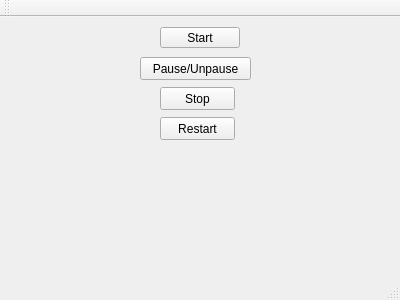
This is DACUSN/mainwindow.ui in Gresthorn/DACUSN as Qt 5 draws it before an edit. The edited form follows.
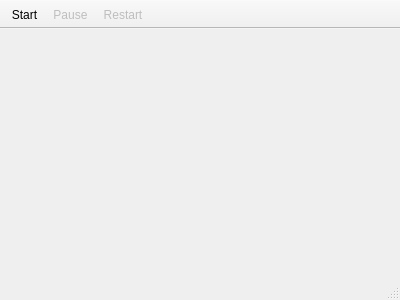
This is the edited form. Icons and pictures are not drawn.

Commit message: New buttons for data recieving management added into toolbar and signals/slots for final use created.

```diff
--- a/DACUSN/mainwindow.ui
+++ b/DACUSN/mainwindow.ui
@@ -13,60 +13,7 @@
   <property name="windowTitle">
    <string>MainWindow</string>
   </property>
-  <widget class="QWidget" name="centralWidget">
-   <widget class="QPushButton" name="pauseUnpause">
-    <property name="geometry">
-     <rect>
-      <x>140</x>
-      <y>40</y>
-      <width>111</width>
-      <height>23</height>
-     </rect>
-    </property>
-    <property name="text">
-     <string>Pause/Unpause</string>
-    </property>
-   </widget>
-   <widget class="QPushButton" name="stop">
-    <property name="geometry">
-     <rect>
-      <x>160</x>
-      <y>70</y>
-      <width>75</width>
-      <height>23</height>
-     </rect>
-    </property>
-    <property name="text">
-     <string>Stop</string>
-    </property>
-   </widget>
-   <widget class="QPushButton" name="Restart">
-    <property name="geometry">
-     <rect>
-      <x>160</x>
-      <y>100</y>
-      <width>75</width>
-      <height>23</height>
-     </rect>
-    </property>
-    <property name="text">
-     <string>Restart</string>
-    </property>
-   </widget>
-   <widget class="QPushButton" name="start">
-    <property name="geometry">
-     <rect>
-      <x>160</x>
-      <y>10</y>
-      <width>80</width>
-      <height>21</height>
-     </rect>
-    </property>
-    <property name="text">
-     <string>Start</string>
-    </property>
-   </widget>
-  </widget>
+  <widget class="QWidget" name="centralWidget"/>
   <widget class="QMenuBar" name="menuBar">
    <property name="geometry">
     <rect>
@@ -78,14 +25,73 @@
    </property>
   </widget>
   <widget class="QToolBar" name="mainToolBar">
+   <property name="movable">
+    <bool>false</bool>
+   </property>
+   <property name="iconSize">
+    <size>
+     <width>30</width>
+     <height>30</height>
+    </size>
+   </property>
+   <property name="toolButtonStyle">
+    <enum>Qt::ToolButtonFollowStyle</enum>
+   </property>
    <attribute name="toolBarArea">
     <enum>TopToolBarArea</enum>
    </attribute>
    <attribute name="toolBarBreak">
     <bool>false</bool>
    </attribute>
+   <addaction name="actionStart"/>
+   <addaction name="actionPause"/>
+   <addaction name="actionRestart"/>
   </widget>
   <widget class="QStatusBar" name="statusBar"/>
+  <action name="actionStart">
+   <property name="icon">
+    <iconset resource="icons.qrc">
+     <normaloff>:/mainToolbar/icons/on.png</normaloff>:/mainToolbar/icons/on.png</iconset>
+   </property>
+   <property name="text">
+    <string>Start</string>
+   </property>
+   <property name="shortcut">
+    <string>Ctrl+R</string>
+   </property>
+  </action>
+  <action name="actionPause">
+   <property name="enabled">
+    <bool>false</bool>
+   </property>
+   <property name="icon">
+    <iconset>
+     <normalon>:/mainToolbar/icons/pause.png</normalon>
+    </iconset>
+   </property>
+   <property name="text">
+    <string>Pause</string>
+   </property>
+   <property name="shortcut">
+    <string>Ctrl+P</string>
+   </property>
+  </action>
+  <action name="actionRestart">
+   <property name="enabled">
+    <bool>false</bool>
+   </property>
+   <property name="icon">
+    <iconset>
+     <normalon>:/mainToolbar/icons/restart.png</normalon>
+    </iconset>
+   </property>
+   <property name="text">
+    <string>Restart</string>
+   </property>
+   <property name="shortcut">
+    <string>Alt+R</string>
+   </property>
+  </action>
  </widget>
  <layoutdefault spacing="6" margin="11"/>
  <resources/>
```
Left out of the diff: 4 changed lines with no effect on the pictures. The commit also changes 10 other files.
